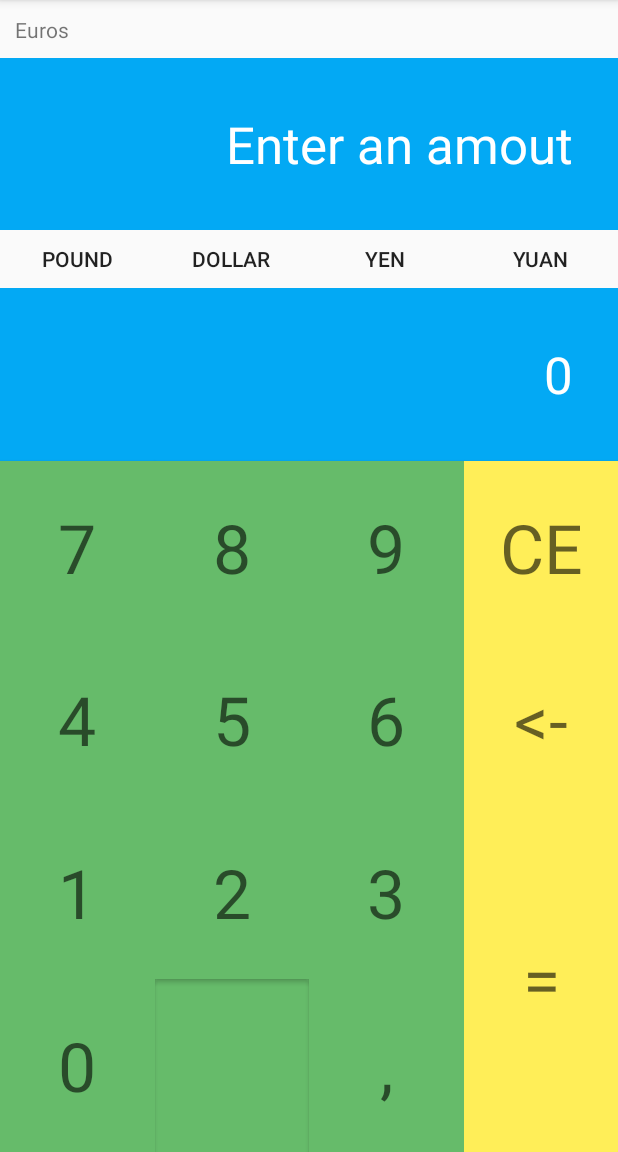
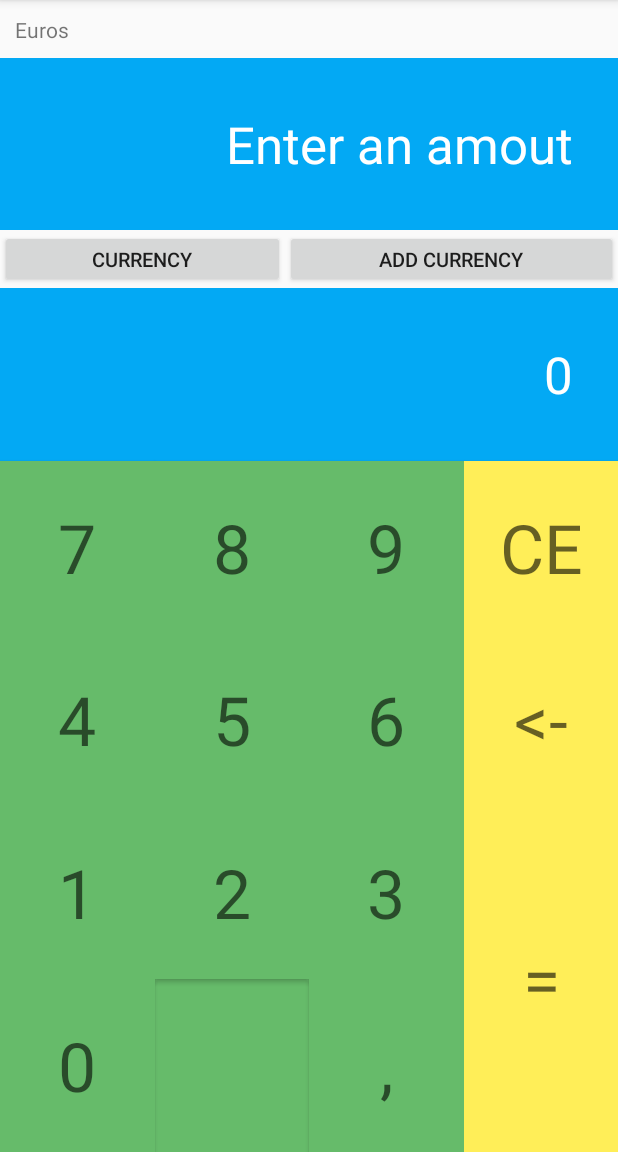
Before and after one commit to csanchezarisa/CFGS_DAM_2_-_Android_CalculadoraDivises, an Android app: the screen it shows after launch (MainActivity), on a phone screen of 412 x 824 dp, the part 84-1236 px from its top. Run offline under Robolectric (Android 15) with nearby library versions, the phone set to English and light mode, and no system bars.

Commit message:
No se que estoy haciendo

```diff
--- a/app/src/main/java/com/example/calculadoradivises/MainActivity.java
+++ b/app/src/main/java/com/example/calculadoradivises/MainActivity.java
@@ -13,9 +13,11 @@ import android.widget.EditText;
 import android.widget.TextView;
 import android.widget.Toast;
 
+import com.example.calculadoradivises.classes.divisa;
 import com.google.android.material.snackbar.Snackbar;
 
 import java.text.DecimalFormat;
+import java.util.ArrayList;
 
 public class MainActivity extends AppCompatActivity {
 
@@ -36,11 +38,9 @@ public class MainActivity extends AppCompatActivity {
     Button btnCE;
     Button btnBorrar;
     Button btnIgual;
-    Button btnDollar;
-    Button btnLliura;
-    Button btnYen;
-    Button btnYuan;
-    Button[] botonsDivises;
+    Button btnDivisa;
+    Button btnAfegirDivisa;
+    ArrayList<divisa> divisesDisponibles = new ArrayList<divisa>();
 
     // Variables que controlen quan a una divisa se li ha assignat un valor
     boolean dollarSeted = false;
@@ -48,11 +48,7 @@ public class MainActivity extends AppCompatActivity {
     boolean yenSeted = false;
     boolean yuanSeted = false;
 
-    // Valors de conversio de cada divisa i valor de conversió de la divisa actual
-    float valorDollar = 0;
-    float valorLliura = 0;
-    float valorYen = 0;
-    float valorYuan = 0;
+    // Valor de conversió de la divisa actual
     float valorDeConversioSeleccionat = -1;
 
     // Emmagatzemarà de manera temporal el valor de conversió que introdueix l'usuari
@@ -68,10 +64,14 @@ public class MainActivity extends AppCompatActivity {
     // Revisa quan s'ha inicialitzat alguna divisa per mostrar un missatge informatiu
     boolean primeraDivisaSeleccionada = false;
 
+    int divisaSeleccionada = 0;
+
     @Override
     protected void onCreate(Bundle savedInstanceState) {
         super.onCreate(savedInstanceState);
         setContentView(R.layout.activity_main);
+
+        afegirDivisesInicials();
 
         // Es vinculen els elements del view a les variables del codi
         txtInput = (TextView) findViewById(R.id.txtInput);
@@ -90,109 +90,13 @@ public class MainActivity extends AppCompatActivity {
         btnCE= (Button) findViewById(R.id.btnCE);
         btnBorrar = (Button) findViewById(R.id.btnBorrar);
         btnIgual = (Button) findViewById(R.id.btnIgual);
-        btnDollar = (Button) findViewById(R.id.btnDollar);
-        btnLliura = (Button) findViewById(R.id.btnLliures);
-        btnYen = (Button) findViewById(R.id.btnYen);
-        btnYuan = (Button) findViewById(R.id.btnYuan);
-        botonsDivises = new Button[]{btnLliura, btnDollar, btnYen, btnYuan};
+        btnDivisa = (Button) findViewById(R.id.btnDivisa);
+        btnAfegirDivisa = (Button) findViewById(R.id.btnAfegirDivisa);
 
-        // .: 1. BOTONS DIVISES :.
-        // BOTÓ DOLLAR - FUNCIONS
-        btnDollar.setOnClickListener(new View.OnClickListener() {
+        btnDivisa.setOnClickListener(new View.OnClickListener() {
             @Override
             public void onClick(View v) {
-
-                if (dollarSeted) {
-                    valorDeConversioSeleccionat = valorDollar;
-                    canviarColorBotoDivisa(btnDollar);
-                }
-                else {
-                    demanarValorDeConversio("dollar");
-                }
-
-            }
-        });
-
-        btnDollar.setOnLongClickListener(new View.OnLongClickListener() {
-            @Override
-            public boolean onLongClick(View v) {
-                reiniciarDivisa("dollar");
-                return true;
-            }
-        });
-
-
-        // BOTÓ YEN - FUNCIONS
-        btnYen.setOnClickListener(new View.OnClickListener() {
-            @Override
-            public void onClick(View v) {
-
-                if (yenSeted) {
-                    valorDeConversioSeleccionat = valorYen;
-                    canviarColorBotoDivisa(btnYen);
-                }
-                else {
-                    demanarValorDeConversio("yen");
-                }
-
-            }
-        });
-
-        btnYen.setOnLongClickListener(new View.OnLongClickListener() {
-            @Override
-            public boolean onLongClick(View v) {
-                reiniciarDivisa("yen");
-                return true;
-            }
-        });
-
-
-        // BOTÓ YUAN - FUNCIONS
-        btnYuan.setOnClickListener(new View.OnClickListener() {
-            @Override
-            public void onClick(View v) {
-
-                if (yuanSeted) {
-                    valorDeConversioSeleccionat = valorYuan;
-                    canviarColorBotoDivisa(btnYuan);
-                }
-                else {
-                    demanarValorDeConversio("yuan");
-                }
-
-            }
-        });
-
-        btnYuan.setOnLongClickListener(new View.OnLongClickListener() {
-            @Override
-            public boolean onLongClick(View v) {
-                reiniciarDivisa("yuan");
-                return true;
-            }
-        });
-
-
-        // BOTÓ LLIURA - FUNCIONS
-        btnLliura.setOnClickListener(new View.OnClickListener() {
-            @Override
-            public void onClick(View v) {
-
-                if (lliuraSeted) {
-                    valorDeConversioSeleccionat = valorLliura;
-                    canviarColorBotoDivisa(btnLliura);
-                }
-                else {
-                    demanarValorDeConversio("pound");
-                }
-
-            }
-        });
-
-        btnLliura.setOnLongClickListener(new View.OnLongClickListener() {
-            @Override
-            public boolean onLongClick(View v) {
-                reiniciarDivisa("pound");
-                return true;
+                alertSeleccionarDivisa();
             }
         });
 
@@ -316,23 +220,17 @@ public class MainActivity extends AppCompatActivity {
     }
 
 
-    // Canvia els colors dels botons de divises i marca el que es selecciona
-    private void canviarColorBotoDivisa(Button botoSeleccionat) {
-        int posicioBoto = 0;
+    private void afegirDivisesInicials() {
 
-        for (int i = 0; i < botonsDivises.length; i++) {
-            if (botonsDivises[i] != botoSeleccionat) {
-                botonsDivises[i].setBackgroundColor(Color.WHITE);
-            }
-            else {
-                botonsDivises[i].setBackgroundColor(Color.GRAY);
-            }
-        }
+        divisa dollar = new divisa(getString(R.string.btnDollar));
+        divisa yen = new divisa(getString(R.string.btnYen));
+        divisa lliura = new divisa(getString(R.string.btnLliures));
+        divisa yuan = new divisa(getString(R.string.btnYuan));
 
-        if (!primeraDivisaSeleccionada) {
-            mostrarInformacioRestablirDivisa();
-            primeraDivisaSeleccionada = true;
-        }
+        divisesDisponibles.add(dollar);
+        divisesDisponibles.add(yen);
+        divisesDisponibles.add(lliura);
+        divisesDisponibles.add(yuan);
 
     }
 
@@ -346,33 +244,15 @@ public class MainActivity extends AppCompatActivity {
 
 
     // Obre un cuadre de diàlog per que l'usuari introdueixi un valor
-    private void demanarValorDeConversio(String divisa) {
+    private void demanarValorDeConversio(int possicioLlistatDivises) {
         AlertDialog ad;
-        divisa = divisa.toLowerCase();
-        final String divisaSeleccionada = divisa;
-
-        // Segons quin botó cridi aquest mètode canviarà la variable que mostrarà el missatge
-        switch (divisa) {
-
-            case "pound": divisa = getString(R.string.btnLliures);
-                break;
-
-            case "dollar": divisa = getString(R.string.btnDollar);
-                break;
-
-            case "yen": divisa = getString(R.string.btnYen);
-                break;
-
-            case "yuan": divisa = getString(R.string.btnYuan);
-                break;
-
-            default: divisa = "";
-        }
+        final int divisa = possicioLlistatDivises;
+        final String textDivisaSeleccionada = divisesDisponibles.get(divisa).getNomDivisa();
 
         // Prepàra el quadre de diàlog per que tingui un input i personalitza el missatge que mostra segons els definits en @string
         ad = new AlertDialog.Builder(this).create();
-        ad.setTitle(getString(R.string.setValueAlertDialogTitle) + " " + divisa);
-        ad.setMessage(getString(R.string.setValueAlertDialogMessage) + " " + divisa);
+        ad.setTitle(getString(R.string.setValueAlertDialogTitle) + " " + textDivisaSeleccionada);
+        ad.setMessage(getString(R.string.setValueAlertDialogMessage) + " " + textDivisaSeleccionada);
 
         final EditText edtValorDivisa = new EditText(this);
         ad.setView(edtValorDivisa);
@@ -392,35 +272,11 @@ public class MainActivity extends AppCompatActivity {
                     }
 
                     // Comprova quina és la divisa seleccionada per fer les operacions sobre una o altre divisa
-                    switch (divisaSeleccionada) {
-                        case "dollar":
-                            valorDollar = revisarValorConversio;
-                            valorDeConversioSeleccionat = valorDollar;
-                            dollarSeted = true;
-                            canviarColorBotoDivisa(btnDollar);
-                            break;
+                    divisesDisponibles.get(divisa).setValorDivisa(revisarValorConversio);
+                    divisesDisponibles.get(divisa).setDivisaInicialitzada(true);
+                    valorDeConversioSeleccionat = divisesDisponibles.get(divisa).getValorDivisa();
+                    valorDeConversioSeleccionat = revisarValorConversio;
 
-                        case "pound":
-                            valorLliura = revisarValorConversio;
-                            valorDeConversioSeleccionat = valorLliura;
-                            lliuraSeted = true;
-                            canviarColorBotoDivisa(btnLliura);
-                            break;
-
-                        case "yen":
-                            valorYen = revisarValorConversio;
-                            valorDeConversioSeleccionat = valorYen;
-                            yenSeted = true;
-                            canviarColorBotoDivisa(btnYen);
-                            break;
-
-                        case "yuan":
-                            valorYuan = revisarValorConversio;
-                            valorDeConversioSeleccionat = valorYuan;
-                            yuanSeted = true;
-                            canviarColorBotoDivisa(btnYuan);
-                            break;
-                    }
                 }
                 catch (Exception e) {
                     revisarValorConversio = -1;
@@ -438,7 +294,7 @@ public class MainActivity extends AppCompatActivity {
         });
         ad.show();
     }
-
+/*
 
     // Reinicia el valor de la divisa seleccionada
     private void reiniciarDivisa(String divisa) {
@@ -478,6 +334,8 @@ public class MainActivity extends AppCompatActivity {
 
     }
 
+
+ */
 
     // "Neteja" el TextView Input, per que mostri el missatge predeterminat
     private void netejarInput() {
@@ -615,4 +473,33 @@ public class MainActivity extends AppCompatActivity {
         return stringSensePunt;
 
     }
+
+
+    private void alertSeleccionarDivisa() {
+
+        AlertDialog.Builder alertDialogSeleccionarDivisa = new AlertDialog.Builder(MainActivity.this);
+        alertDialogSeleccionarDivisa.setTitle(getString(R.string.divisa));
+
+        String[] nomsDivises = new String[divisesDisponibles.size()];
+        for (int i = 0; i < divisesDisponibles.size(); i++) {
+            nomsDivises[i] = divisesDisponibles.get(i).getNomDivisa();
+        }
+
+        alertDialogSeleccionarDivisa.setSingleChoiceItems(nomsDivises, divisaSeleccionada, new DialogInterface.OnClickListener() {
+            @Override
+            public void onClick(DialogInterface dialog, int which) {
+
+                if (divisesDisponibles.get(which).isDivisaInicialitzada()) {
+                    divisaSeleccionada = which;
+                    valorDeConversioSeleccionat = divisesDisponibles.get(which).getValorDivisa();
+                    btnDivisa.setText(divisesDisponibles.get(which).getNomDivisa());
+                }
+                else {
+                    demanarValorDeConversio(which);
+                }
+
+            }
+        });
+
+    }
 }
--- /dev/null
+++ b/app/src/main/java/com/example/calculadoradivises/classes/divisa.java
@@ -0,0 +1,36 @@
+package com.example.calculadoradivises.classes;
+
+public class divisa {
+
+    private String nomDivisa;
+    private float valorDivisa;
+    private boolean divisaInicialitzada;
+
+    public divisa(String nomDivisa) {
+
+        this.nomDivisa = nomDivisa;
+        this.valorDivisa = 0;
+        this.divisaInicialitzada = false;
+
+    }
+
+    public String getNomDivisa() {
+        return this.nomDivisa;
+    }
+
+    public float getValorDivisa() {
+        return this.valorDivisa;
+    }
+
+    public void setValorDivisa(float valorDivisa) {
+        this.valorDivisa = valorDivisa;
+    }
+
+    public boolean isDivisaInicialitzada() {
+        return this.divisaInicialitzada;
+    }
+
+    public void setDivisaInicialitzada(boolean divisaInicialitzada) {
+        this.divisaInicialitzada = divisaInicialitzada;
+    }
+}
--- a/app/src/main/res/layout/activity_main.xml
+++ b/app/src/main/res/layout/activity_main.xml
@@ -101,49 +101,6 @@
         app:layout_constraintEnd_toEndOf="parent"
         app:layout_constraintStart_toStartOf="parent"
         app:layout_constraintTop_toTopOf="@+id/gLineResultat" />
-
-    <LinearLayout
-        android:id="@+id/layoutDivises"
-        android:layout_width="0dp"
-        android:layout_height="0dp"
-        android:orientation="horizontal"
-        app:layout_constraintBottom_toTopOf="@+id/viewFonsOutput"
-        app:layout_constraintEnd_toEndOf="parent"
-        app:layout_constraintStart_toStartOf="parent"
-        app:layout_constraintTop_toTopOf="@+id/gLineSeleccionarDivisa">
-
-        <Button
-            android:id="@+id/btnLliures"
-            android:layout_width="wrap_content"
-            android:layout_height="wrap_content"
-            android:layout_weight="1"
-            android:background="#00FFFFFF"
-            android:text="@string/btnLliures" />
-
-        <Button
-            android:id="@+id/btnDollar"
-            android:layout_width="wrap_content"
-            android:layout_height="wrap_content"
-            android:layout_weight="1"
-            android:background="#00FFFFFF"
-            android:text="@string/btnDollar" />
-
-        <Button
-            android:id="@+id/btnYen"
-            android:layout_width="wrap_content"
-            android:layout_height="wrap_content"
-            android:layout_weight="1"
-            android:background="#00FFFFFF"
-            android:text="@string/btnYen" />
-
-        <Button
-            android:id="@+id/btnYuan"
-            android:layout_width="wrap_content"
-            android:layout_height="wrap_content"
-            android:layout_weight="1"
-            android:background="#00FFFFFF"
-            android:text="@string/btnYuan" />
-    </LinearLayout>
 
     <androidx.constraintlayout.widget.Guideline
         android:id="@+id/gLineFila1"
@@ -369,4 +326,31 @@
         app:layout_constraintStart_toStartOf="@+id/gLineColum3"
         app:layout_constraintTop_toTopOf="@+id/gLineMiddle" />
 
+    <LinearLayout
+        android:id="@+id/mainButtons"
+        android:layout_width="0dp"
+        android:layout_height="0dp"
+        android:orientation="horizontal"
+        app:layout_constraintBottom_toTopOf="@+id/gLineResultat"
+        app:layout_constraintEnd_toEndOf="parent"
+        app:layout_constraintStart_toStartOf="parent"
+        app:layout_constraintTop_toBottomOf="@+id/viewFonsInput">
+
+        <Button
+            android:id="@+id/btnDivisa"
+            android:layout_width="wrap_content"
+            android:layout_height="match_parent"
+            android:layout_weight="1"
+            android:autoSizeTextType="uniform"
+            android:text="@string/divisa" />
+
+        <Button
+            android:id="@+id/btnAfegirDivisa"
+            android:layout_width="wrap_content"
+            android:layout_height="match_parent"
+            android:layout_weight="1"
+            android:autoSizeTextType="uniform"
+            android:text="@string/afegirDivisa" />
+    </LinearLayout>
+
 </androidx.constraintlayout.widget.ConstraintLayout>
--- a/app/src/main/res/values/strings.xml
+++ b/app/src/main/res/values/strings.xml
@@ -13,4 +13,6 @@
     <string name="doConversionError">Error when converting. Enter a value and select a currency</string>
     <string name="infoRestablecerDivisa">To reset the value of the currency, press and hold the corresponding button</string>
     <string name="messageRestablecerDivisa">reestablished</string>
+    <string name="divisa">Currency</string>
+    <string name="afegirDivisa">Add currency</string>
 </resources>
```
Also changed, not shown: 1 other file.
